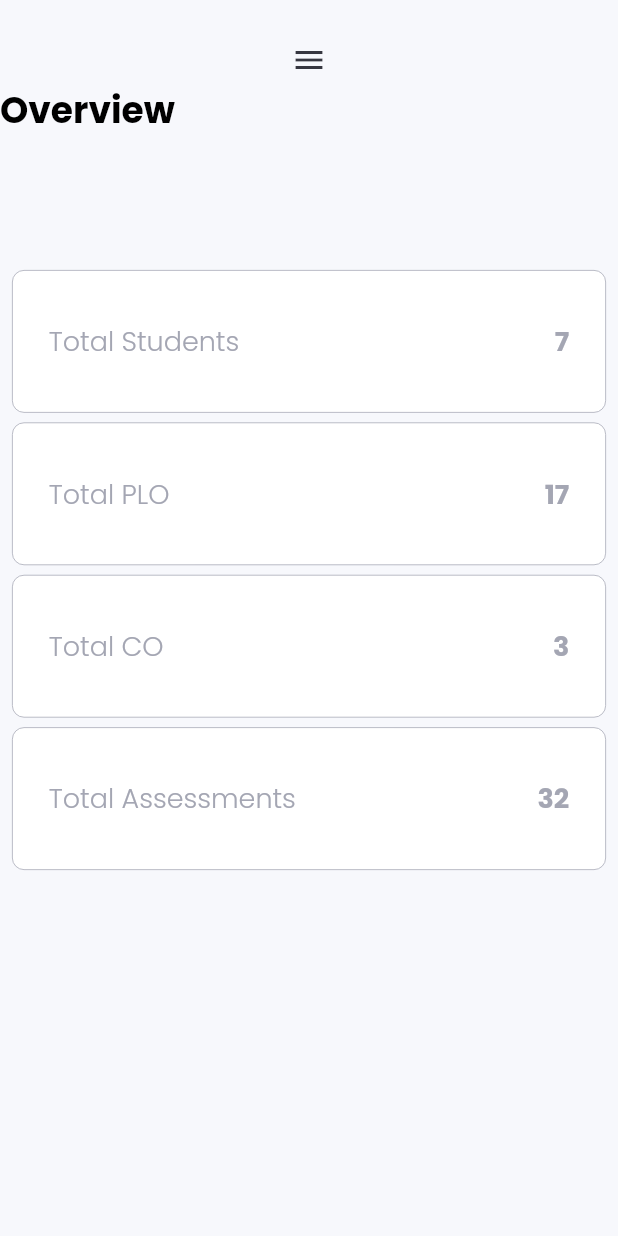
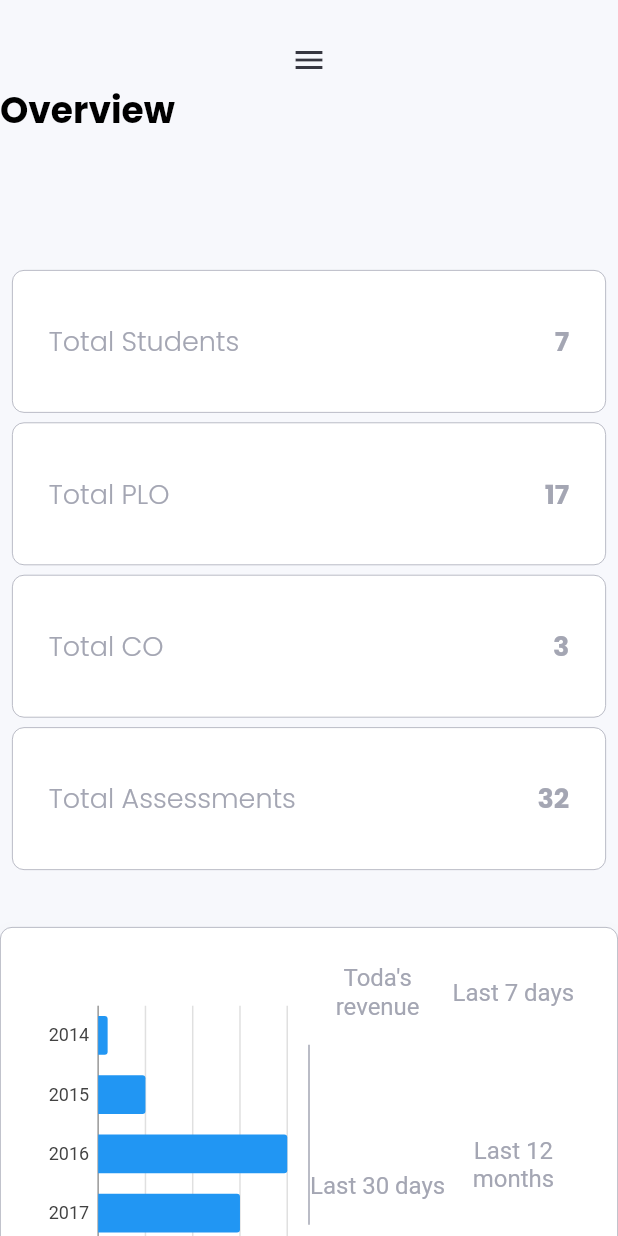
Before and after one commit to tahsinulhq/PLATO_VI, a Flutter app: the screen it shows after launch, on a phone screen of 412 x 824 dp. Run offline on Flutter 3.47's test engine with Material 2 defaults, Android fonts, the phone set to English and light mode, and no system bars; our stand-ins replace charts_flutter, get, google_fonts.

Commit message:
graph added

```diff
--- a/lib/pages/overview/overview.dart
+++ b/lib/pages/overview/overview.dart
@@ -8,6 +8,7 @@ import 'package:plato_six/pages/overview/owidgets/overview_cards_largescreen.dar
 import 'package:plato_six/pages/overview/owidgets/overview_cards_mediumscreen.dart';
 import 'package:plato_six/pages/overview/owidgets/overview_cards_smalllscreen.dart';
 import 'package:plato_six/constant/controllers.dart';
+import 'package:plato_six/pages/overview/owidgets/test.dart';
 
 class OverviewPage extends StatelessWidget {
   @override
@@ -41,6 +42,10 @@ class OverviewPage extends StatelessWidget {
                 OverviewCardsLargeScreen()
             else
               OverviewCardsSmallScreen(),
+           if (!ResponsiveWidget.isSmallScreen(context))
+             RevenueSectionLarge()
+           else
+             RevenueSectionLarge(),
           ],
         ))
       ],
--- /dev/null
+++ b/lib/pages/overview/owidgets/bar_chart.dart
@@ -0,0 +1,61 @@
+
+import 'package:charts_flutter/flutter.dart' as charts;
+import 'package:flutter/material.dart';
+import 'package:plato_six/constant/style.dart';
+
+import 'package:charts_flutter/flutter.dart' as charts;
+import 'package:flutter/material.dart';
+
+class HorizontalBarChart extends StatelessWidget {
+  final List<charts.Series<OrdinalSales, String>> seriesList;
+  final bool animate;
+
+  HorizontalBarChart(this.seriesList, {required this.animate});
+
+  /// Creates a [BarChart] with sample data and no transition.
+  factory HorizontalBarChart.withSampleData() {
+    return new HorizontalBarChart(
+      _createSampleData(),
+      // Disable animations for image tests.
+      animate: false,
+    );
+  }
+
+
+  @override
+  Widget build(BuildContext context) {
+    // For horizontal bar charts, set the [vertical] flag to false.
+    return new charts.BarChart(
+      seriesList,
+      animate: animate,
+      vertical: false,
+    );
+  }
+
+  /// Create one series with sample hard coded data.
+  static List<charts.Series<OrdinalSales, String>> _createSampleData() {
+    final data = [
+      new OrdinalSales('2014', 5),
+      new OrdinalSales('2015', 25),
+      new OrdinalSales('2016', 100),
+      new OrdinalSales('2017', 75),
+    ];
+
+    return [
+      new charts.Series<OrdinalSales, String>(
+        id: 'Sales',
+        domainFn: (OrdinalSales sales, _) => sales.year,
+        measureFn: (OrdinalSales sales, _) => sales.sales,
+        data: data,
+      )
+    ];
+  }
+}
+
+/// Sample ordinal data type.
+class OrdinalSales {
+  final String year;
+  final int sales;
+
+  OrdinalSales(this.year, this.sales);
+}
--- /dev/null
+++ b/lib/pages/overview/owidgets/rev_inf.dart
@@ -0,0 +1,25 @@
+import 'package:flutter/material.dart';
+import 'package:plato_six/constant/style.dart';
+
+class RevenueInfo extends StatelessWidget {
+  final String title;
+  final String amount;
+
+  const RevenueInfo({Key ? key, required this.title, required this.amount}) : super(key: key);
+
+  @override
+  Widget build(BuildContext context) {
+    return Expanded(
+      child: RichText(
+          textAlign: TextAlign.center,
+          text: TextSpan(children: [
+            TextSpan(
+                text: "$title \n\n",
+                style: TextStyle(color: lightGrey, fontSize: 16)),
+            TextSpan(
+                text: "\$ $amount",
+                style: TextStyle(fontSize: 24, fontWeight: FontWeight.bold)),
+          ])),
+    );
+  }
+}
--- /dev/null
+++ b/lib/pages/overview/owidgets/test.dart
@@ -0,0 +1,75 @@
+import 'package:flutter/material.dart';
+import 'package:plato_six/constant/style.dart';
+import 'package:plato_six/pages/overview/owidgets/bar_chart.dart';
+import 'package:plato_six/pages/overview/owidgets/rev_inf.dart';
+import 'package:plato_six/widgets/custom_text.dart';
+
+
+class RevenueSectionLarge extends StatelessWidget {
+
+  @override
+  Widget build(BuildContext context) {
+    return  Container(
+      padding: EdgeInsets.all(24),
+      margin: EdgeInsets.symmetric(vertical: 30),
+      decoration: BoxDecoration(
+        color: Colors.white,
+        borderRadius: BorderRadius.circular(8),
+        boxShadow: [
+          BoxShadow(
+              offset: Offset(0, 6),
+              color: lightGrey.withOpacity(.1),
+              blurRadius: 12)
+        ],
+        border: Border.all(color: lightGrey, width: .5),
+      ),
+      child: Row(
+        children: [
+          Expanded(
+            child: Container(
+                width: 600,
+                height: 200,
+                child: HorizontalBarChart.withSampleData()),
+          ),
+          Container(
+            width: 1,
+            height: 120,
+            color: lightGrey,
+          ),
+          Expanded(
+            child: Column(
+              mainAxisAlignment: MainAxisAlignment.spaceEvenly,
+              children: [
+                Row(
+                  children: [
+                    RevenueInfo(
+                      title: "Toda\'s revenue",
+                      amount: "230",
+                    ),
+                    RevenueInfo(
+                      title: "Last 7 days",
+                      amount: "1,100",
+                    ),
+                  ],
+                ),
+                SizedBox(height: 30,),
+                Row(
+                  children: [
+                    RevenueInfo(
+                      title: "Last 30 days",
+                      amount: "3,230",
+                    ),
+                    RevenueInfo(
+                      title: "Last 12 months",
+                      amount: "11,300",
+                    ),
+                  ],
+                ),
+              ],
+            ),
+          ),
+        ],
+      ),
+    );
+  }
+}
```
Also changed, not shown: pubspec.yaml (+7 -1 lines), pubspec.lock.
